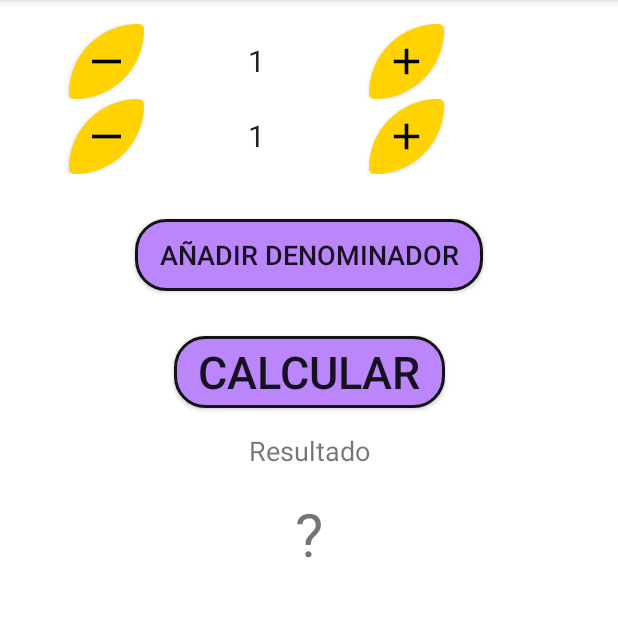
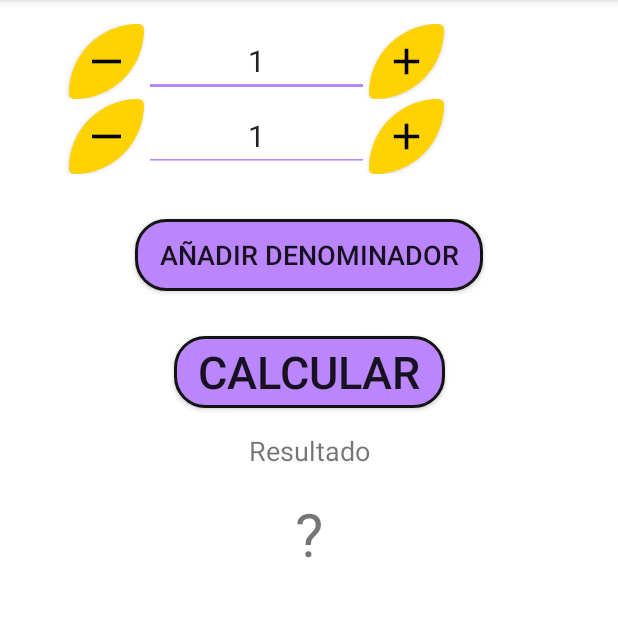
Before and after one commit to umykanin/lowestCommonDenominator, an Android app: the screen it shows after launch (MainActivity), on a phone screen of 412 x 824 dp, the part 84-701 px from its top. Run offline under Robolectric (Android 15) with nearby library versions, the light colour scheme and no system bars.

Commit message:
colors in edit text

```diff
--- /dev/null
+++ b/app/src/main/res/drawable/custom_edit_text_cursor.xml
@@ -0,0 +1,9 @@
+<?xml version="1.0" encoding="utf-8"?>
+<!--Custom cursor color in edit text field-->
+<shape xmlns:android="http://schemas.android.com/apk/res/android"
+       android:shape="rectangle">
+    <size
+            android:width="2dp"/>
+    <solid
+            android:color="@color/purple_200"/>
+</shape>
--- a/app/src/main/res/layout/factor_view.xml
+++ b/app/src/main/res/layout/factor_view.xml
@@ -13,6 +13,7 @@
             android:layout_marginStart="16dp"
             android:foreground="@drawable/minus_foreground"
             android:background="@drawable/minus_background"/>
+
     <EditText
             android:id="@+id/factor"
             android:layout_width="150dp"
@@ -20,9 +21,10 @@
             android:inputType="number"
             android:text="@string/defaultFactorValue"
             android:gravity="center"
-            android:backgroundTint="@color/white"
             android:textSize="20sp"
             android:maxLength="4"
+            android:backgroundTint="@color/purple_200"
+            android:textCursorDrawable="@drawable/custom_edit_text_cursor"
             android:autofillHints="1"/>
 
     <androidx.appcompat.widget.AppCompatButton
--- a/app/src/main/res/values/themes.xml
+++ b/app/src/main/res/values/themes.xml
@@ -10,7 +10,8 @@
         <item name="colorSecondaryVariant">@color/yellow_700</item>
         <item name="colorOnSecondary">@color/yellow_200</item>
         <!-- Status bar color. -->
-        <item name="android:statusBarColor" >?attr/colorPrimaryVariant</item>
-        <!-- Customize your theme here. -->
+        <item name="android:statusBarColor">?attr/colorPrimaryVariant</item>
+        <!-- The bubble color in edit text while editing -->
+        <item name="colorAccent">@color/purple_200</item>
     </style>
 </resources>
```
